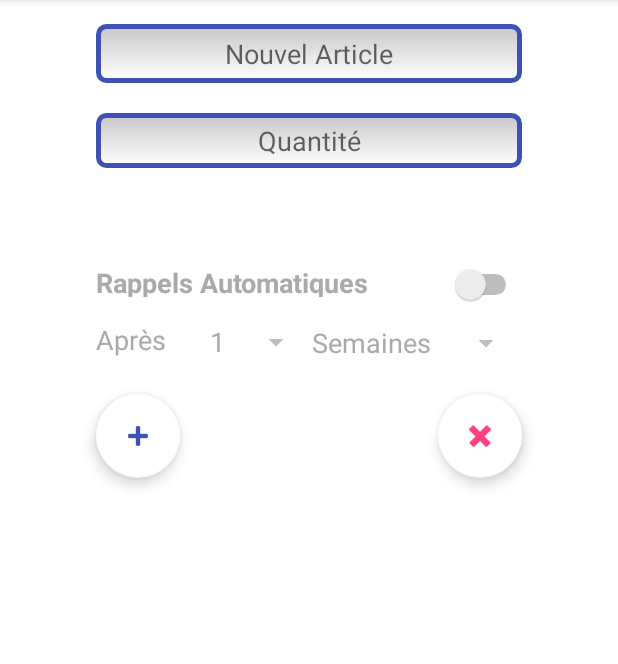
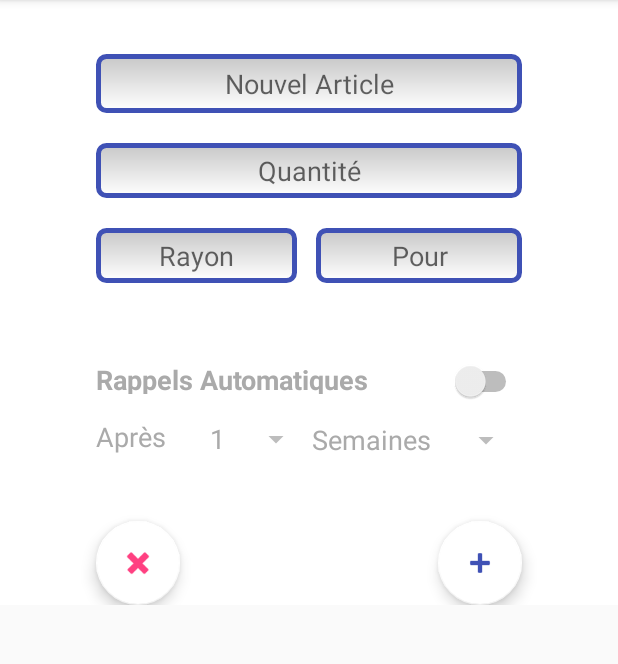
Before and after one commit to Horrih/Courses, an Android app: the screen it shows after launch (NewTaskActivity), after a tap on an icon or button, on a phone screen of 412 x 824 dp, the part 84-748 px from its top. Run offline under Robolectric (Android 15) with nearby library versions, the phone set to English and light mode, and no system bars.

Commit message:
Display of task on a per location basis in an expandable list view

```diff
--- a/app/src/main/java/charles/courses/MainActivity.java
+++ b/app/src/main/java/charles/courses/MainActivity.java
@@ -3,15 +3,12 @@ package charles.courses;
 import android.content.Context;
 import android.content.Intent;
 import android.os.Bundle;
-import android.support.design.widget.FloatingActionButton;
 import android.support.v7.app.AppCompatActivity;
 import android.support.v7.widget.Toolbar;
 import android.view.View;
 import android.view.Menu;
 import android.view.MenuItem;
-import android.widget.AdapterView;
-import android.widget.BaseAdapter;
-import android.widget.ListView;
+import android.widget.ExpandableListView;
 
 import java.io.FileInputStream;
 import java.io.FileOutputStream;
@@ -23,7 +20,8 @@ public class MainActivity extends AppCompatActivity {
     public class ActionType { static final int NEW_TASK = 0; }
     public class NewTaskAction { static final int CREATED = 0, MODIFIED = 1, CANCELED = 2, DELETED = 3; }
     public static String TaskDataMarker = "TaskData";
-    protected ListView list_;
+    protected ExpandableListView list_;
+    protected TaskAdapter adapter_;
     protected ArrayList<TaskData> items_ = new ArrayList<>();
     protected String backupFile_ = "CoursesBackup.save";
 
@@ -31,7 +29,7 @@ public class MainActivity extends AppCompatActivity {
     protected void onCreate(Bundle savedInstanceState) {
         super.onCreate(savedInstanceState);
         setContentView(R.layout.activity_main);
-        Toolbar toolbar = (Toolbar) findViewById(R.id.toolbar);
+        Toolbar toolbar = findViewById(R.id.toolbar);
         setSupportActionBar(toolbar);
 
         //Reload data from previous executions
@@ -39,17 +37,19 @@ public class MainActivity extends AppCompatActivity {
 
         //Creation of an adapter linking the task list with the ListView
         list_=findViewById(R.id.VuePrinci);
-        TaskAdapter adapter=new TaskAdapter(MainActivity.this, R.layout.task_view, items_);
-        list_.setAdapter(adapter);
-        list_.setOnItemClickListener(new AdapterView.OnItemClickListener() {
+        adapter_ = new TaskAdapter(MainActivity.this, items_);
+        list_.setAdapter(adapter_);
+
+        list_.setOnChildClickListener(new ExpandableListView.OnChildClickListener() {
             @Override
-            public void onItemClick(AdapterView<?> parent, View view, int position, long id) {
-                // Get the selected item text from ListView
-                TaskData taskData = (TaskData) parent.getItemAtPosition(position);
+            public boolean onChildClick(ExpandableListView parent, View v, int groupPosition, int childPosition, long id) {
+                TaskData taskData = (TaskData) v.getTag();
                 taskData.completed_  = !taskData.completed_;
-                ((BaseAdapter)list_ .getAdapter()).notifyDataSetChanged();
+                adapter_.refresh();
+                return true;
             }
         });
+
     }
 
     protected void onActivityResult(int requestCode, int resultCode, Intent data) {
@@ -60,6 +60,7 @@ public class MainActivity extends AppCompatActivity {
                 if ( bundle != null) {
                     TaskData task = (TaskData) bundle.getSerializable(TaskDataMarker);
                     items_.add( task );
+                    adapter_.refresh();
                 }
             }
         }
@@ -138,6 +139,6 @@ public class MainActivity extends AppCompatActivity {
             }
         }
         items_.removeAll(toRemove);
-        ((BaseAdapter)list_ .getAdapter()).notifyDataSetChanged();
+        adapter_.refresh();
     }
 }
--- a/app/src/main/java/charles/courses/TaskData.java
+++ b/app/src/main/java/charles/courses/TaskData.java
@@ -5,4 +5,6 @@ public class  TaskData implements java.io.Serializable
     public String name_ = "";
     public String qty_ = "";
     public Boolean completed_ = false;
+    public String store_ = "";
+    public String reason_ = "";
 }
--- a/app/src/main/res/layout/activity_new_task.xml
+++ b/app/src/main/res/layout/activity_new_task.xml
@@ -1,4 +1,9 @@
 <?xml version="1.0" encoding="utf-8"?>
+<ScrollView xmlns:android="http://schemas.android.com/apk/res/android"
+    xmlns:app="http://schemas.android.com/apk/res-auto"
+    xmlns:tools="http://schemas.android.com/tools"
+    android:layout_width="match_parent"
+    android:layout_height="match_parent" >
     <android.support.constraint.ConstraintLayout xmlns:android="http://schemas.android.com/apk/res/android"
         xmlns:app="http://schemas.android.com/apk/res-auto"
         xmlns:tools="http://schemas.android.com/tools"
@@ -14,47 +19,22 @@
             android:layout_centerVertical="true"
             android:layout_marginEnd="8dp"
             android:layout_marginStart="8dp"
-        android:layout_marginTop="16dp"
+            android:layout_marginTop="36dp"
             android:background="@drawable/edit_text_style"
             android:completionHint="TestAutocompletion"
             android:cursorVisible="true"
             android:ellipsize="start"
             android:gravity="center"
             android:hint="Nouvel Article"
+            android:imeOptions="actionDone"
             android:padding="7dp"
-        android:singleLine="false"
+            android:singleLine="true"
             android:textColorLink="@color/colorPrimary"
             android:textCursorDrawable="@drawable/black_cursor"
             android:textIsSelectable="false"
             app:layout_constraintEnd_toEndOf="parent"
             app:layout_constraintStart_toStartOf="parent"
             app:layout_constraintTop_toTopOf="parent" />
-
-    <android.support.design.widget.FloatingActionButton
-        android:id="@+id/NewTaskConfirmButton"
-        android:layout_width="wrap_content"
-        android:layout_height="wrap_content"
-        android:layout_gravity="bottom|end"
-        android:layout_marginTop="24dp"
-        android:onClick="onConfirm"
-        android:scaleType="center"
-        android:tint="@color/colorPrimary"
-        app:backgroundTint="@android:color/background_light"
-        app:layout_constraintStart_toStartOf="@+id/RecurrenceTimeTextView"
-        app:layout_constraintTop_toBottomOf="@+id/RecurrenceTimeTextView"
-        app:srcCompat="@android:drawable/ic_input_add" />
-
-    <android.support.design.widget.FloatingActionButton
-        android:id="@+id/NewTaskCancelButton"
-        android:layout_width="wrap_content"
-        android:layout_height="wrap_content"
-        android:layout_gravity="bottom|end"
-        android:onClick="onCancel"
-        android:tint="@color/colorAccent"
-        app:backgroundTint="@android:color/background_light"
-        app:layout_constraintEnd_toEndOf="@+id/RecurrenceDurationSpinner"
-        app:layout_constraintTop_toTopOf="@+id/NewTaskConfirmButton"
-        app:srcCompat="@android:drawable/ic_delete" />
 
         <AutoCompleteTextView
             android:id="@+id/NewTaskQuantityInput"
@@ -69,19 +49,58 @@
             android:gravity="center"
             android:hint="Quantité"
             android:padding="6dp"
-        android:singleLine="false"
+            android:singleLine="true"
             android:textColorLink="@color/colorPrimary"
             android:textCursorDrawable="@drawable/black_cursor"
             android:textIsSelectable="true"
             app:layout_constraintStart_toStartOf="@+id/NewTaskInput"
             app:layout_constraintTop_toBottomOf="@+id/NewTaskInput" />
 
+        <AutoCompleteTextView
+            android:id="@+id/NewTaskStoreInput"
+            android:layout_width="134dp"
+            android:layout_height="wrap_content"
+            android:layout_centerVertical="true"
+            android:layout_marginTop="20dp"
+            android:background="@drawable/edit_text_style"
+            android:completionHint="TestAutocompletion"
+            android:cursorVisible="true"
+            android:ellipsize="start"
+            android:gravity="center"
+            android:hint="Rayon"
+            android:padding="6dp"
+            android:singleLine="true"
+            android:textColorLink="@color/colorPrimary"
+            android:textCursorDrawable="@drawable/black_cursor"
+            android:textIsSelectable="true"
+            app:layout_constraintStart_toStartOf="@+id/NewTaskQuantityInput"
+            app:layout_constraintTop_toBottomOf="@+id/NewTaskQuantityInput" />
+
+        <AutoCompleteTextView
+            android:id="@+id/NewTaskReasonInput"
+            android:layout_width="137dp"
+            android:layout_height="wrap_content"
+            android:layout_centerVertical="true"
+            android:background="@drawable/edit_text_style"
+            android:completionHint="TestAutocompletion"
+            android:cursorVisible="true"
+            android:ellipsize="start"
+            android:gravity="center"
+            android:hint="Pour"
+            android:padding="6dp"
+            android:singleLine="true"
+            android:textColorLink="@color/colorPrimary"
+            android:textCursorDrawable="@drawable/black_cursor"
+            android:textIsSelectable="true"
+            app:layout_constraintEnd_toEndOf="@+id/NewTaskQuantityInput"
+            app:layout_constraintTop_toTopOf="@+id/NewTaskStoreInput" />
+
         <Switch
             android:id="@+id/EnableRecurrenceSwitch"
             android:layout_width="wrap_content"
             android:layout_height="wrap_content"
             android:onClick="onActivateRecurrence"
-        app:layout_constraintEnd_toEndOf="@+id/NewTaskQuantityInput"
+            app:layout_constraintEnd_toEndOf="@+id/NewTaskReasonInput"
             app:layout_constraintTop_toTopOf="@+id/ActivateRecurrenceTextView" />
 
         <Spinner
@@ -96,20 +115,20 @@
             android:layout_width="140dp"
             android:layout_height="29dp"
             android:padding="0dp"
-        app:layout_constraintEnd_toEndOf="@+id/NewTaskQuantityInput"
+            app:layout_constraintEnd_toEndOf="@+id/EnableRecurrenceSwitch"
             app:layout_constraintTop_toTopOf="@+id/RecurrenceNumberSpinner" />
 
         <TextView
             android:id="@+id/ActivateRecurrenceTextView"
             android:layout_width="wrap_content"
             android:layout_height="22dp"
-        android:layout_marginTop="64dp"
+            android:layout_marginTop="52dp"
             android:text="Rappels Automatiques"
             android:textColor="@color/text_selector"
             android:textSize="18sp"
             android:textStyle="bold"
-        app:layout_constraintStart_toStartOf="@+id/NewTaskQuantityInput"
-        app:layout_constraintTop_toBottomOf="@+id/NewTaskQuantityInput" />
+            app:layout_constraintStart_toStartOf="@+id/NewTaskStoreInput"
+            app:layout_constraintTop_toBottomOf="@+id/NewTaskStoreInput" />
 
         <TextView
             android:id="@+id/RecurrenceTimeTextView"
@@ -122,4 +141,31 @@
             app:layout_constraintStart_toStartOf="@+id/ActivateRecurrenceTextView"
             app:layout_constraintTop_toBottomOf="@+id/ActivateRecurrenceTextView" />
 
+
+        <android.support.design.widget.FloatingActionButton
+            android:id="@+id/NewTaskConfirmButton"
+            android:layout_width="wrap_content"
+            android:layout_height="wrap_content"
+            android:layout_gravity="bottom|end"
+            android:onClick="onConfirm"
+            android:scaleType="center"
+            android:tint="@color/colorPrimary"
+            app:backgroundTint="@android:color/background_light"
+            app:layout_constraintEnd_toEndOf="@+id/RecurrenceDurationSpinner"
+            app:layout_constraintTop_toTopOf="@+id/NewTaskCancelButton"
+            app:srcCompat="@android:drawable/ic_input_add" />
+
+        <android.support.design.widget.FloatingActionButton
+            android:id="@+id/NewTaskCancelButton"
+            android:layout_width="wrap_content"
+            android:layout_height="wrap_content"
+            android:layout_gravity="bottom|end"
+            android:layout_marginTop="44dp"
+            android:onClick="onCancel"
+            android:tint="@color/colorAccent"
+            app:backgroundTint="@android:color/background_light"
+            app:layout_constraintStart_toStartOf="@+id/RecurrenceTimeTextView"
+            app:layout_constraintTop_toBottomOf="@+id/RecurrenceTimeTextView"
+            app:srcCompat="@android:drawable/ic_delete" />
     </android.support.constraint.ConstraintLayout>
+</ScrollView>
--- a/app/src/main/res/layout/content_main.xml
+++ b/app/src/main/res/layout/content_main.xml
@@ -8,7 +8,7 @@
     tools:context="charles.courses.MainActivity"
     tools:showIn="@layout/activity_main">
 
-    <ListView
+    <ExpandableListView
         android:id="@+id/VuePrinci"
         android:layout_width="match_parent"
         android:layout_height="match_parent" />
--- a/app/src/main/res/layout/spinner_style.xml
+++ b/app/src/main/res/layout/spinner_style.xml
@@ -1,5 +1,4 @@
 <TextView xmlns:android="http://schemas.android.com/apk/res/android"
-    android:id="@android:id/text1"
     android:layout_width="wrap_content"
     android:layout_height="wrap_content"
     android:textSize="18sp"
--- a/app/src/main/res/layout/task_view.xml
+++ b/app/src/main/res/layout/task_view.xml
@@ -1,7 +1,6 @@
 <?xml version="1.0" encoding="utf-8"?>
 <android.support.constraint.ConstraintLayout xmlns:android="http://schemas.android.com/apk/res/android"
     xmlns:app="http://schemas.android.com/apk/res-auto"
-    xmlns:tools="http://schemas.android.com/tools"
     android:descendantFocusability="blocksDescendants"
     android:layout_width="match_parent"
     android:layout_height="match_parent">
```
Also changed, not shown: app/src/main/java/charles/courses/NewTaskActivity.java (+14 -0 lines), app/src/main/java/charles/courses/TaskAdapter.java (+108 -35 lines), app/src/main/res/layout/task_group_view.xml (added, +35 -0 lines). Lines whose indentation alone changed are shown as unchanged.
